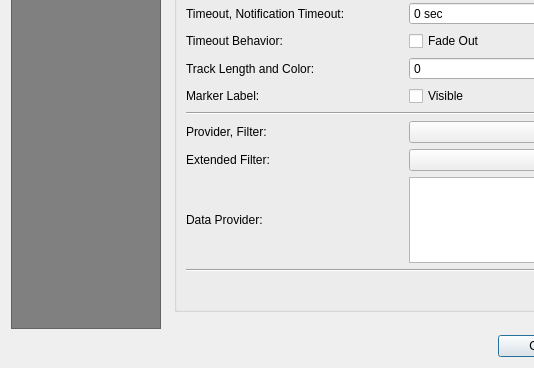
jrenken/qgis-PosiView, file ui/posiview_properties_base.ui: the form before one commit; both pictures show x 0 to 534 and y 482 to 850 of the 847 by 850 pixel window.
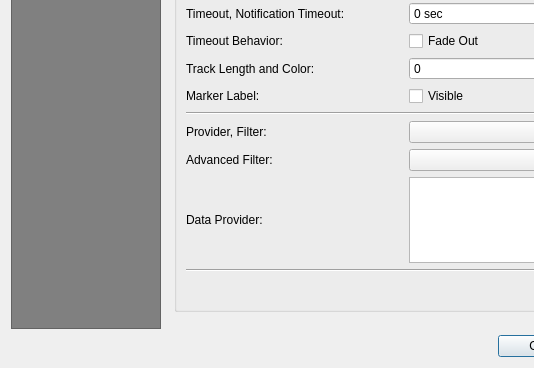
The form after the commit. The open tabs and pages were chosen to show the change. Icons and pictures are not drawn. Custom widgets are drawn as their Qt base class.

Commit message: change text from extended filter to advanced filter

```diff
--- a/ui/posiview_properties_base.ui
+++ b/ui/posiview_properties_base.ui
@@ -746,8 +746,8 @@
                <rect>
                 <x>0</x>
                 <y>0</y>
-                <width>621</width>
-                <height>742</height>
+                <width>675</width>
+                <height>801</height>
                </rect>
               </property>
               <layout class="QVBoxLayout" name="verticalLayout_4">
@@ -1334,7 +1334,7 @@
                   <item row="14" column="0">
                    <widget class="QLabel" name="label_26">
                     <property name="text">
-                     <string>Extended Filter:</string>
+                     <string>Advanced Filter:</string>
                     </property>
                    </widget>
                   </item>
```
The commit also changes 1 other file.
